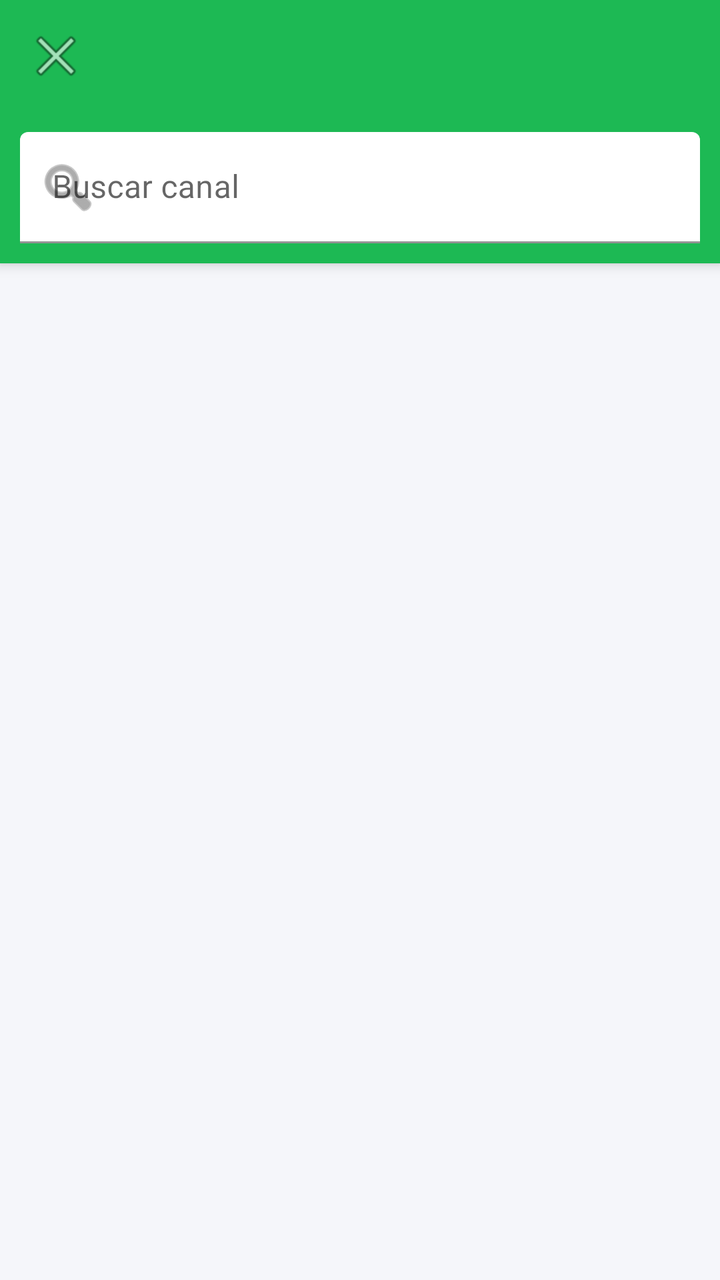
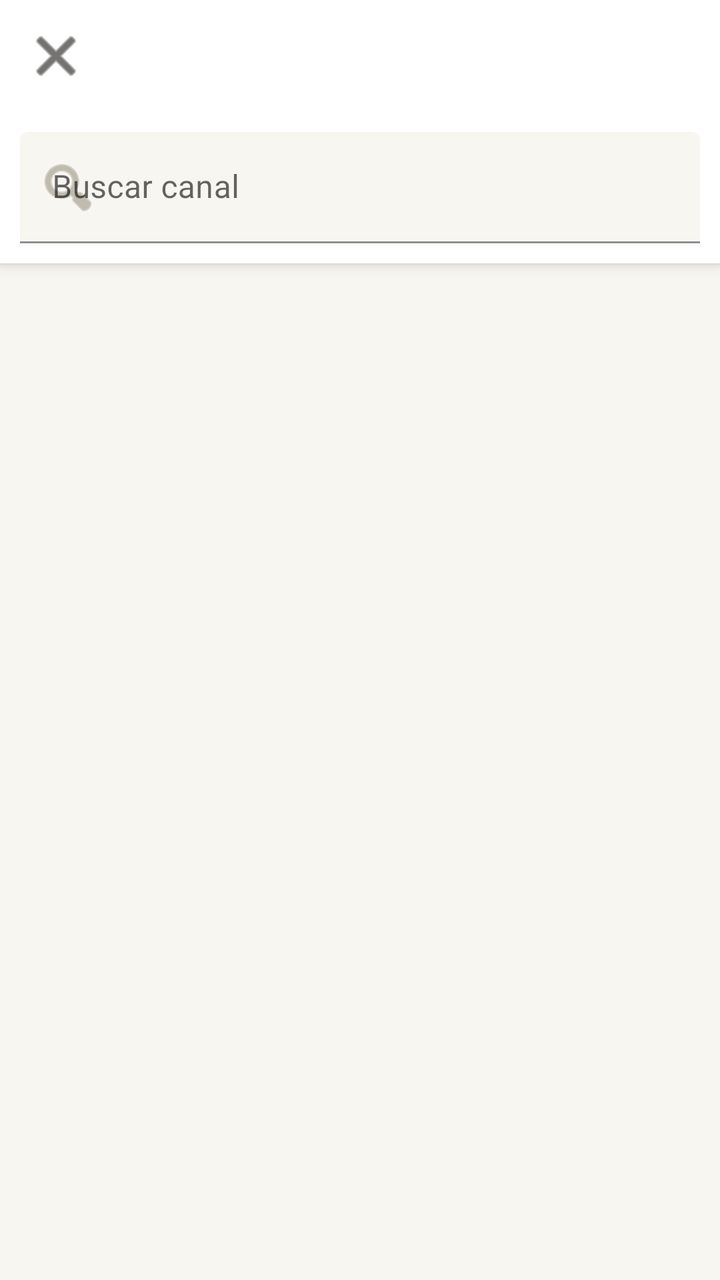

Before-and-after screenshots of an Android layout around one commit, followed by the original layout XML and the change that was made.
<!-- AndroidManifest.xml: application theme Theme.MeuIPTV -->
<!-- res/layout/activity_channel_list.xml -->
<?xml version="1.0" encoding="utf-8"?>
<androidx.coordinatorlayout.widget.CoordinatorLayout xmlns:android="http://schemas.android.com/apk/res/android"
    xmlns:app="http://schemas.android.com/apk/res-auto"
    android:layout_width="match_parent"
    android:layout_height="match_parent">

    <com.google.android.material.appbar.AppBarLayout
        android:layout_width="match_parent"
        android:layout_height="wrap_content">

        <com.google.android.material.appbar.MaterialToolbar
            android:id="@+id/toolbar"
            android:layout_width="match_parent"
            android:layout_height="?attr/actionBarSize"
            android:background="@color/brand_green"
            app:navigationIcon="@android:drawable/ic_menu_close_clear_cancel"
            app:titleTextColor="@android:color/white" />

        <com.google.android.material.textfield.TextInputLayout
            android:layout_width="match_parent"
            android:layout_height="wrap_content"
            android:layout_margin="10dp"
            android:hint="@string/search_channel"
            app:boxBackgroundColor="@color/surface_light"
            app:startIconDrawable="@android:drawable/ic_menu_search">
            <com.google.android.material.textfield.TextInputEditText
                android:id="@+id/editBusca"
                android:layout_width="match_parent"
                android:layout_height="wrap_content" />
        </com.google.android.material.textfield.TextInputLayout>
    </com.google.android.material.appbar.AppBarLayout>

    <FrameLayout
        android:layout_width="match_parent"
        android:layout_height="match_parent"
        app:layout_behavior="@string/appbar_scrolling_view_behavior">

        <androidx.recyclerview.widget.RecyclerView
            android:id="@+id/recyclerCanais"
            android:layout_width="match_parent"
            android:layout_height="match_parent"
            android:clipToPadding="false"
            android:padding="8dp" />

        <ProgressBar
            android:id="@+id/progress"
            android:layout_width="wrap_content"
            android:layout_height="wrap_content"
            android:layout_gravity="center" />

        <TextView
            android:id="@+id/txtEstado"
            android:layout_width="match_parent"
            android:layout_height="wrap_content"
            android:layout_gravity="center"
            android:gravity="center"
            android:padding="32dp"
            android:textColor="@color/text_secondary"
            android:textSize="15sp"
            android:visibility="gone" />
    </FrameLayout>
</androidx.coordinatorlayout.widget.CoordinatorLayout>
<!-- resources referenced by this layout -->
<resources>
  <color name="brand_green">#1DB954</color>
  <color name="surface_light">#FFFFFF</color>
  <color name="text_secondary">#8A8F98</color>
  <string name="search_channel">Buscar canal</string>
  <style name="Theme.MeuIPTV" parent="Theme.MaterialComponents.DayNight.NoActionBar">
          <item name="colorPrimary">@color/brand_green</item>
          <item name="colorPrimaryDark">@color/brand_green_dark</item>
          <item name="colorAccent">@color/brand_green</item>
          <item name="android:windowBackground">@color/background_light</item>
          <item name="android:statusBarColor" tools:targetApi="21">@color/brand_green_dark</item>
      </style>
  <color name="brand_green_dark">#14923F</color>
  <color name="background_light">#F5F6FA</color>
</resources>

<!-- the commit's change to res/layout/activity_channel_list.xml (unified diff, before → after) -->
@@ -2,27 +2,33 @@
 <androidx.coordinatorlayout.widget.CoordinatorLayout xmlns:android="http://schemas.android.com/apk/res/android"
     xmlns:app="http://schemas.android.com/apk/res-auto"
     android:layout_width="match_parent"
-    android:layout_height="match_parent">
+    android:layout_height="match_parent"
+    android:background="@color/window_background">
 
     <com.google.android.material.appbar.AppBarLayout
         android:layout_width="match_parent"
-        android:layout_height="wrap_content">
+        android:layout_height="wrap_content"
+        android:background="@color/surface">
 
         <com.google.android.material.appbar.MaterialToolbar
             android:id="@+id/toolbar"
             android:layout_width="match_parent"
             android:layout_height="?attr/actionBarSize"
-            android:background="@color/brand_green"
+            android:background="@color/surface"
             app:navigationIcon="@android:drawable/ic_menu_close_clear_cancel"
-            app:titleTextColor="@android:color/white" />
+            app:navigationIconTint="@color/text_primary"
+            app:titleTextColor="@color/text_primary" />
 
         <com.google.android.material.textfield.TextInputLayout
             android:layout_width="match_parent"
             android:layout_height="wrap_content"
             android:layout_margin="10dp"
             android:hint="@string/search_channel"
-            app:boxBackgroundColor="@color/surface_light"
-            app:startIconDrawable="@android:drawable/ic_menu_search">
+            app:boxBackgroundColor="@color/window_background"
+            app:boxStrokeColor="@color/brand_gold"
+            app:hintTextColor="@color/text_secondary"
+            app:startIconDrawable="@android:drawable/ic_menu_search"
+            app:startIconTint="@color/text_muted">
             <com.google.android.material.textfield.TextInputEditText
                 android:id="@+id/editBusca"
                 android:layout_width="match_parent"
@@ -46,7 +52,8 @@
             android:id="@+id/progress"
             android:layout_width="wrap_content"
             android:layout_height="wrap_content"
-            android:layout_gravity="center" />
+            android:layout_gravity="center"
+            android:indeterminateTint="@color/brand_gold" />
 
         <TextView
             android:id="@+id/txtEstado"
<!-- resource entries referenced after the edit -->
@@ -1,17 +1,22 @@
 <!-- resources referenced by this layout -->
 <resources>
-  <color name="brand_green">#1DB954</color>
-  <color name="surface_light">#FFFFFF</color>
-  <color name="text_secondary">#8A8F98</color>
+  <color name="brand_gold">#C9A14A</color>
+  <color name="surface">#FFFFFF</color>
+  <color name="text_muted">#9A9382</color>
+  <color name="text_primary">#171511</color>
+  <color name="text_secondary">#5B5648</color>
+  <color name="window_background">#F8F6F1</color>
   <string name="search_channel">Buscar canal</string>
   <style name="Theme.MeuIPTV" parent="Theme.MaterialComponents.DayNight.NoActionBar">
-          <item name="colorPrimary">@color/brand_green</item>
-          <item name="colorPrimaryDark">@color/brand_green_dark</item>
-          <item name="colorAccent">@color/brand_green</item>
-          <item name="android:windowBackground">@color/background_light</item>
-          <item name="android:statusBarColor" tools:targetApi="21">@color/brand_green_dark</item>
+          <item name="colorPrimary">@color/brand_gold</item>
+          <item name="colorPrimaryDark">@color/brand_gold_dark</item>
+          <item name="colorAccent">@color/brand_gold</item>
+          <item name="colorSurface">@color/surface</item>
+          <item name="android:windowBackground">@color/window_background</item>
+          <item name="android:statusBarColor" tools:targetApi="21">@color/window_background</item>
+          <item name="android:navigationBarColor" tools:targetApi="21">@color/window_background</item>
+          <item name="android:windowLightStatusBar" tools:targetApi="23">true</item>
       </style>
-  <color name="brand_green_dark">#14923F</color>
-  <color name="background_light">#F5F6FA</color>
+  <color name="brand_gold_dark">#A9813A</color>
 </resources>
 
